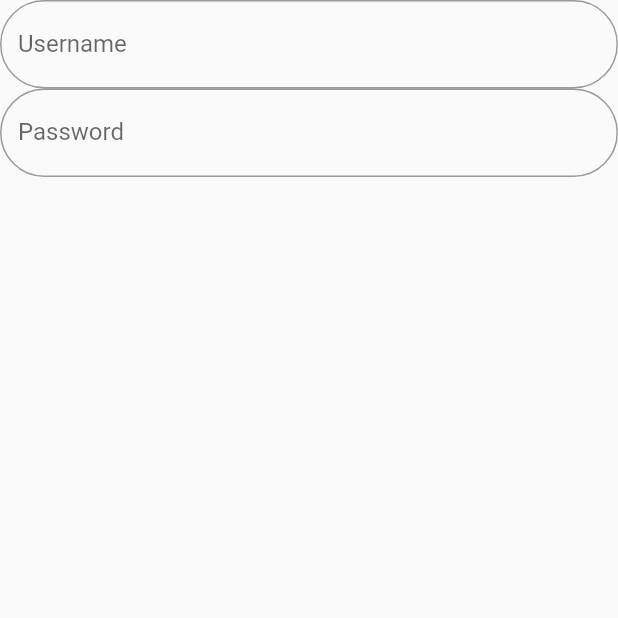
After one commit to de-chevre/tugas_pt1, a Flutter app: the screen it shows after launch, after a tap on "Halaman Login", on a phone screen of 412 x 824 dp, the top half of it. The commit adds this screen. Run offline on Flutter 3.47's test engine with Material 2 defaults, Android fonts, the phone set to English and light mode, and no system bars.

Commit message:
Second Commit

```diff
--- a/lib/tugas 1/hal1.dart
+++ b/lib/tugas 1/hal1.dart
@@ -1,5 +1,6 @@
 import 'package:flutter/material.dart';
 import 'package:tugas_pt1/tugas%201/hal2.dart';
+import 'package:tugas_pt1/tugas2/login.dart';
 
 class HomeScreen extends StatefulWidget {
   const HomeScreen({super.key, required this.title});
@@ -25,6 +26,13 @@ class _HomeScreen extends State<HomeScreen> {
             },
             child: const Text('Halaman 2'),
           ),
+          ElevatedButton(
+            onPressed: () {
+              Navigator.push(context,
+                  MaterialPageRoute(builder: (context) => const LoginPage()));
+            },
+            child: const Text('Halaman Login'),
+          )
         ]),
       ),
     );
--- /dev/null
+++ b/lib/tugas2/login.dart
@@ -0,0 +1,29 @@
+import 'package:flutter/material.dart';
+
+class LoginPage extends StatelessWidget {
+  const LoginPage({super.key});
+
+  @override
+  Widget build(BuildContext context) {
+    return Scaffold(
+      body: Column(
+        children: [
+          TextFormField(
+            decoration: InputDecoration(
+              labelText: 'Username',
+              border:
+                  OutlineInputBorder(borderRadius: BorderRadius.circular(30)),
+            ),
+          ),
+          TextFormField(
+            decoration: InputDecoration(
+              labelText: 'Password',
+              border:
+                  OutlineInputBorder(borderRadius: BorderRadius.circular(30)),
+            ),
+          ),
+        ],
+      ),
+    );
+  }
+}
```
